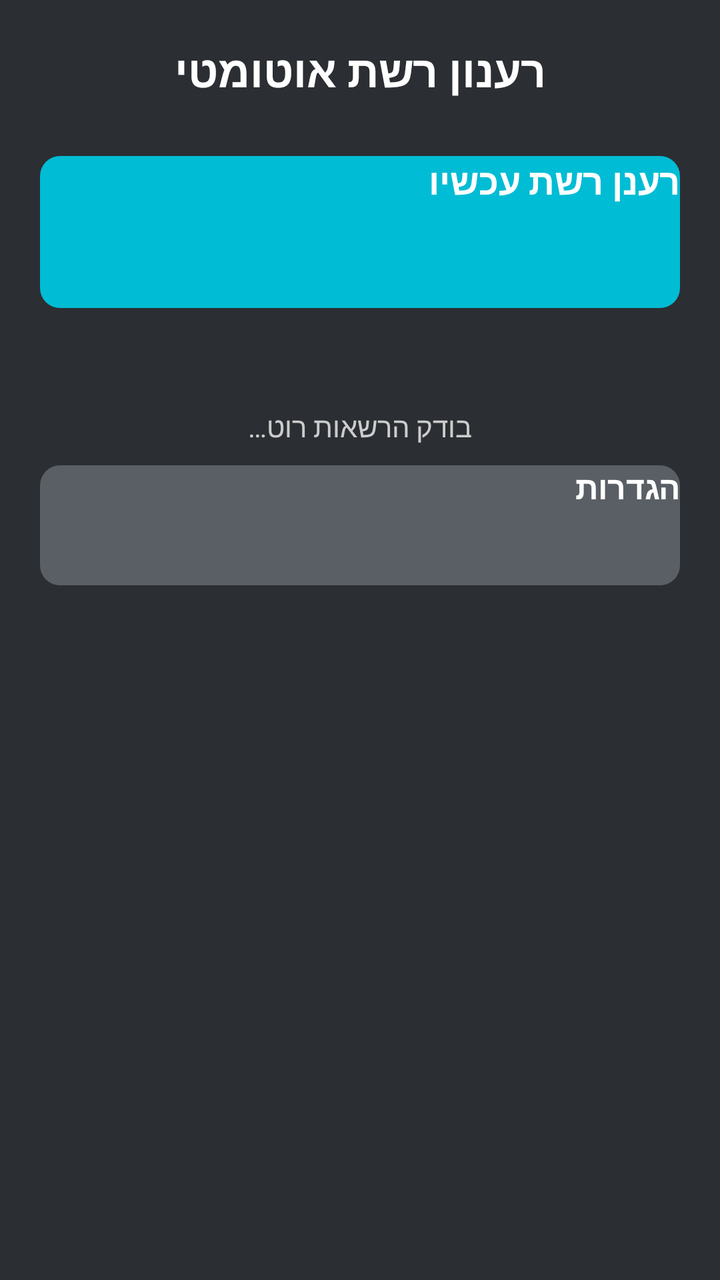
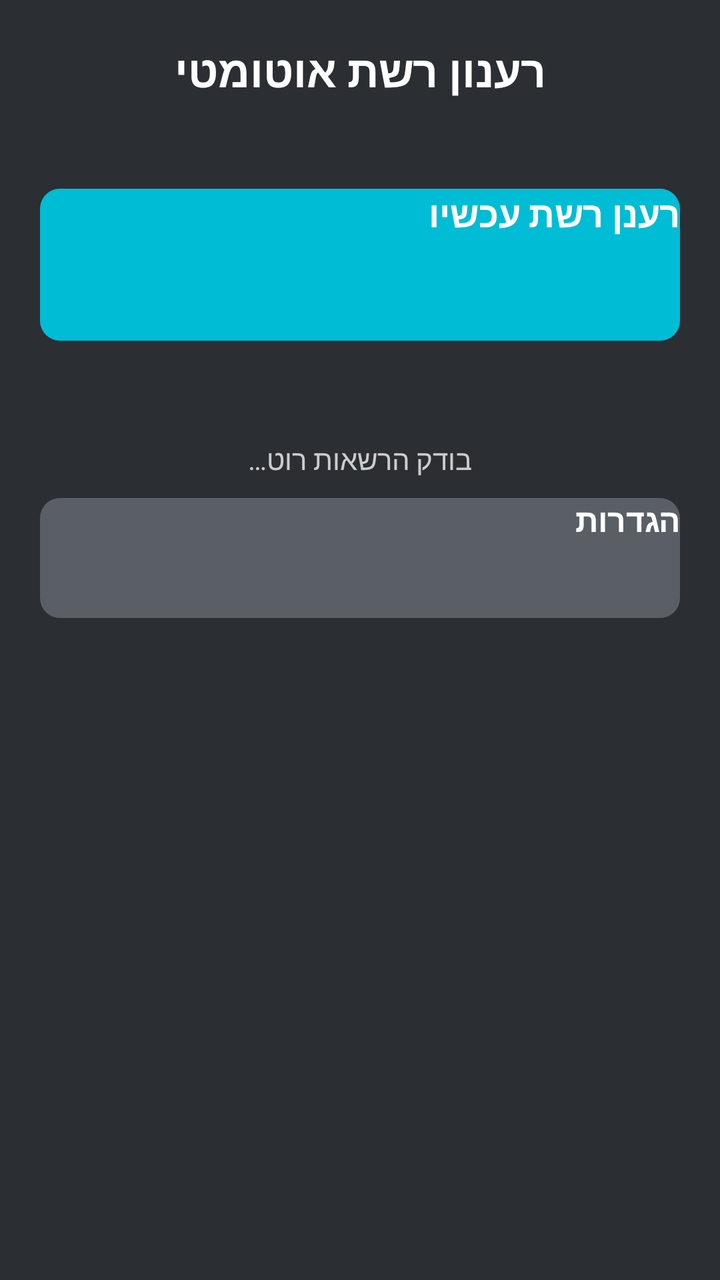

Two renders of the same Android screen: before a commit and after it. Below are the layout's source before the change and the commit's diff.
<!-- AndroidManifest.xml: application theme AppTheme -->
<!-- res/layout/activity_main.xml -->
<?xml version="1.0" encoding="utf-8"?>
<ScrollView xmlns:android="http://schemas.android.com/apk/res/android"
    android:layout_width="match_parent"
    android:layout_height="match_parent"
    android:fillViewport="true"
    android:background="?attr/colorBgMain">

    <LinearLayout
        android:layout_width="match_parent"
        android:layout_height="wrap_content"
        android:orientation="vertical"
        android:paddingLeft="20dp"
        android:paddingRight="20dp"
        android:paddingTop="20dp"
        android:paddingBottom="20dp">

        <TextView
            android:id="@+id/headerTitle"
            android:layout_width="match_parent"
            android:layout_height="wrap_content"
            android:text="@string/app_name"
            android:textColor="?attr/colorTextPrimary"
            android:textSize="22sp"
            android:textStyle="bold"
            android:gravity="center"
            android:paddingBottom="28dp" />

        
        <Button
            android:id="@+id/btnManualRefresh"
            android:layout_width="match_parent"
            android:layout_height="76dp"
            android:background="@drawable/bg_button_primary"
            android:text="@string/manual_refresh_button"
            android:textColor="@color/text_white"
            android:textSize="18sp"
            android:textStyle="bold"
            android:focusable="true"
            android:focusableInTouchMode="false" />

        <TextView
            android:id="@+id/manualRefreshStatusText"
            android:layout_width="match_parent"
            android:layout_height="wrap_content"
            android:text=""
            android:textColor="?attr/colorTextSecondary"
            android:textSize="13sp"
            android:gravity="center"
            android:paddingTop="8dp"
            android:paddingBottom="24dp" />

        
        <TextView
            android:id="@+id/rootStatusText"
            android:layout_width="match_parent"
            android:layout_height="wrap_content"
            android:text="@string/root_status_checking"
            android:textColor="?attr/colorTextSecondary"
            android:textSize="14sp"
            android:gravity="center"
            android:paddingBottom="10dp" />

        
        <Button
            android:id="@+id/btnSettings"
            android:layout_width="match_parent"
            android:layout_height="60dp"
            android:background="@drawable/bg_toggle_off"
            android:text="@string/settings_button"
            android:textColor="@color/text_white"
            android:textSize="16sp"
            android:textStyle="bold"
            android:focusable="true"
            android:focusableInTouchMode="false" />

    </LinearLayout>
</ScrollView>
<!-- resources referenced by this layout -->
<resources>
  <color name="text_white">#FFFFFFFF</color>
  <!-- drawable bg_button_primary (drawable) -->
  <?xml version="1.0" encoding="utf-8"?>
  <selector xmlns:android="http://schemas.android.com/apk/res/android">
  
      <item android:state_focused="true">
          <shape android:shape="rectangle">
              <corners android:radius="10dp" />
              <solid android:color="@color/accent_teal" />
              <stroke android:width="3dp" android:color="@color/focus_green" />
          </shape>
      </item>
  
      <item android:state_pressed="true">
          <shape android:shape="rectangle">
              <corners android:radius="10dp" />
              <solid android:color="@color/accent_teal" />
              <stroke android:width="3dp" android:color="@color/focus_green" />
          </shape>
      </item>
  
      <item>
          <shape android:shape="rectangle">
              <corners android:radius="10dp" />
              <solid android:color="@color/accent_teal" />
          </shape>
      </item>
  
  </selector>
  <!-- drawable bg_toggle_off (drawable) -->
  <?xml version="1.0" encoding="utf-8"?>
  <selector xmlns:android="http://schemas.android.com/apk/res/android">
  
      <item android:state_focused="true">
          <shape android:shape="rectangle">
              <corners android:radius="10dp" />
              <solid android:color="@color/toggle_off_gray" />
              <stroke android:width="3dp" android:color="@color/focus_green" />
          </shape>
      </item>
  
      <item android:state_pressed="true">
          <shape android:shape="rectangle">
              <corners android:radius="10dp" />
              <solid android:color="@color/toggle_off_gray" />
              <stroke android:width="3dp" android:color="@color/focus_green" />
          </shape>
      </item>
  
      <item>
          <shape android:shape="rectangle">
              <corners android:radius="10dp" />
              <solid android:color="@color/toggle_off_gray" />
          </shape>
      </item>
  
  </selector>
  <string name="app_name">רענון רשת אוטומטי</string>
  <string name="manual_refresh_button">רענן רשת עכשיו</string>
  <string name="root_status_checking">בודק הרשאות רוט…</string>
  <string name="settings_button">הגדרות</string>
  <style name="AppTheme" parent="android:Theme">
          <item name="android:windowNoTitle">true</item>
          <item name="colorBgMain">@color/bg_dark</item>
          <item name="colorHeaderBg">@color/header_black</item>
          <item name="colorAccent">@color/accent_teal</item>
          <item name="colorTextPrimary">@color/text_white</item>
          <item name="colorTextSecondary">@color/text_light_gray</item>
          <item name="colorRowBg">@color/row_gray</item>
          <item name="colorDivider">@color/divider_gray</item>
          <item name="colorButtonText">@color/text_white</item>
      </style>
  <color name="accent_teal">#FF00BCD4</color>
  <color name="focus_green">@android:color/holo_green_light</color>
  <color name="toggle_off_gray">#FF5A5F66</color>
  <color name="bg_dark">#FF2B2E33</color>
  <color name="header_black">#FF000000</color>
  <color name="text_light_gray">#FFCCCCCC</color>
  <color name="row_gray">#FF3A3E44</color>
  <color name="divider_gray">#FF444444</color>
</resources>

<!-- the commit's change to res/layout/activity_main.xml (unified diff, before → after) -->
@@ -23,7 +23,18 @@
             android:textSize="22sp"
             android:textStyle="bold"
             android:gravity="center"
-            android:paddingBottom="28dp" />
+            android:paddingBottom="2dp" />
+
+        
+        <TextView
+            android:id="@+id/versionText"
+            android:layout_width="match_parent"
+            android:layout_height="wrap_content"
+            android:text=""
+            android:textColor="?attr/colorTextSecondary"
+            android:textSize="12sp"
+            android:gravity="center"
+            android:paddingBottom="26dp" />
 
         
         <Button
